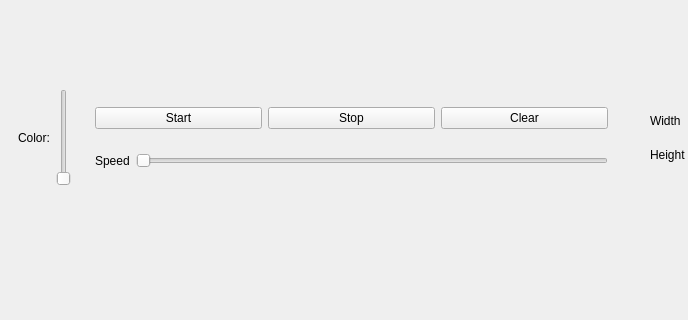
sumboid/qt-problems, file FIT9201SUMBATYANTS_RAINBOW/MainWindow.ui: the form before one commit; both pictures show x 0 to 688 and y 162 to 482 of the 800 by 600 pixel window.
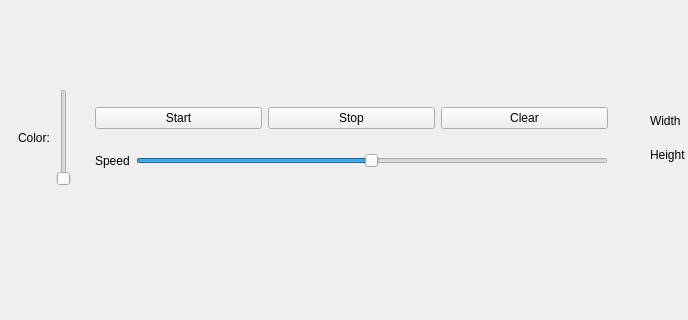
The form after the commit.

Diff of the .ui file:
```diff
--- a/FIT9201SUMBATYANTS_RAINBOW/MainWindow.ui
+++ b/FIT9201SUMBATYANTS_RAINBOW/MainWindow.ui
@@ -89,6 +89,9 @@
                <property name="maximum">
                 <number>10000</number>
                </property>
+               <property name="value">
+                <number>5000</number>
+               </property>
                <property name="orientation">
                 <enum>Qt::Horizontal</enum>
                </property>
```
